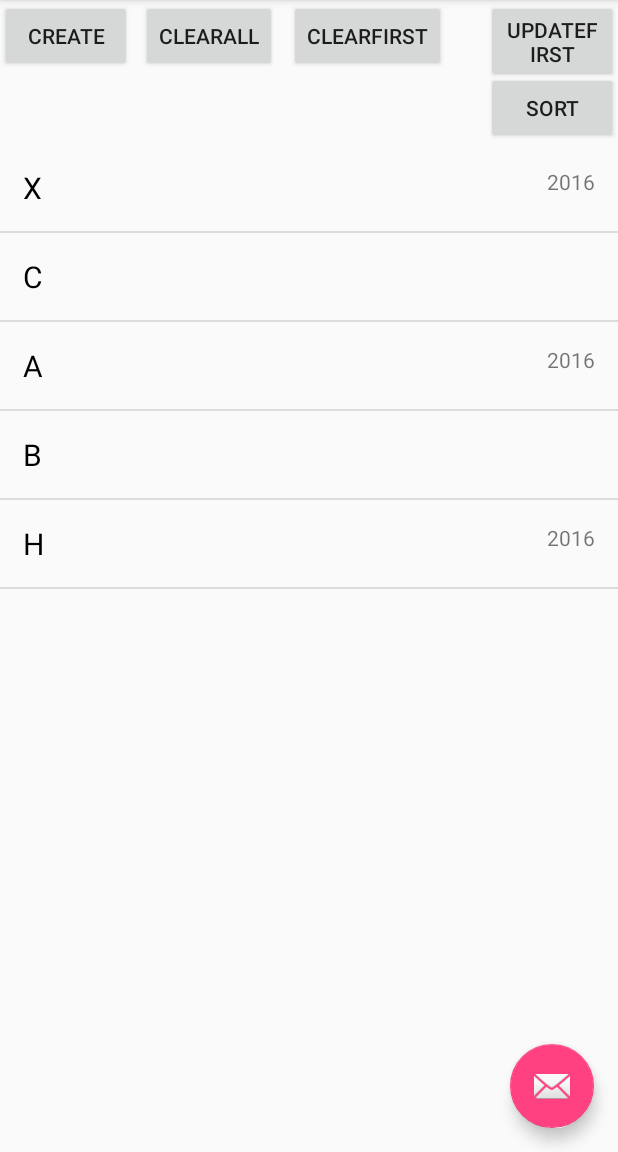
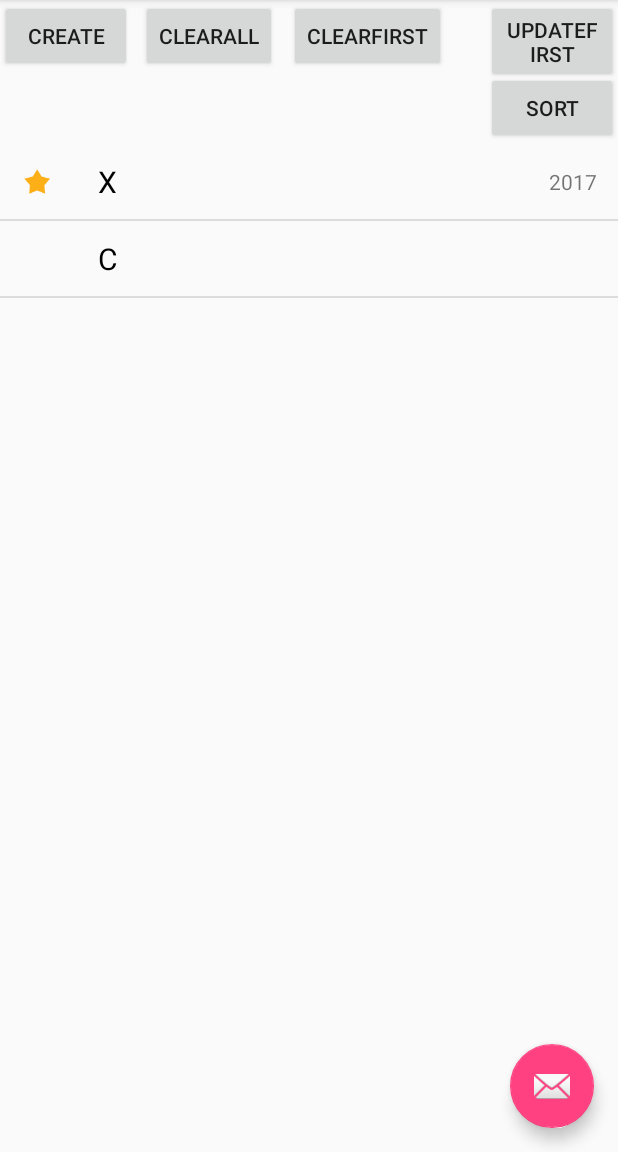
Before and after one commit to HakanAkkurt/To-Do-List, an Android app: the screen it shows after launch (MainActivity), after a tap on "CREATE", on a phone screen of 412 x 824 dp, the part 84-1236 px from its top. Run offline under Robolectric (Android 15) with nearby library versions, the phone set to English and light mode, and no system bars.

Commit message:
Detail Activity erweitert

```diff
--- a/app/src/main/java/hakan_akkurt_matthias_will/de/to_do_list/MainActivity.java
+++ b/app/src/main/java/hakan_akkurt_matthias_will/de/to_do_list/MainActivity.java
@@ -80,29 +80,15 @@ public class MainActivity extends AppCompatActivity
                     TodoDatabase database = TodoDatabase.getInstance(MainActivity.this);
 
                     ToDo todo1 = new ToDo("X");
-                    Calendar c1 = Calendar.getInstance();
-                    c1.set(2016, 8, 30);
-                    todo1.setDueDate(c1);
+                    todo1.setFavorite(true);
+                    todo1.setDueDate(Calendar.getInstance());
 
                     ToDo todo2 = new ToDo("C");
-                    ToDo todo3 = new ToDo("A");
-
-                    Calendar c2 = Calendar.getInstance();
-                    c2.set(2016, 8, 14);
-                    todo3.setDueDate(c2);
-
-                    ToDo todo4 = new ToDo("B");
-
-                    ToDo todo5 = new ToDo("H");
-                    Calendar c3 = Calendar.getInstance();
-                    c3.set(2016, 8, 30);
-                    todo5.setDueDate(c3);
+                    todo2.setDescription("Beschreibung");
 
                     database.createToDO(todo1);
                     database.createToDO(todo2);
-                    database.createToDO(todo3);
-                    database.createToDO(todo4);
-                    database.createToDO(todo5);
+
 
 
                     refreshListView();
--- a/app/src/main/java/hakan_akkurt_matthias_will/de/to_do_list/adapter/listview/ToDoOverviewListAdapter.java
+++ b/app/src/main/java/hakan_akkurt_matthias_will/de/to_do_list/adapter/listview/ToDoOverviewListAdapter.java
@@ -8,6 +8,7 @@ import android.view.View;
 import android.view.ViewGroup;
 import android.widget.ArrayAdapter;
 import android.widget.CursorAdapter;
+import android.widget.ImageView;
 import android.widget.TextView;
 
 import java.util.Calendar;
@@ -70,6 +71,7 @@ public class ToDoOverviewListAdapter extends ArrayAdapter<ToDo>{
         ((TextView) view.findViewById(R.id.name)).setText(currentToDo.getName());
 
         TextView dueDate = (TextView) view.findViewById(R.id.dueDate);
+        ImageView favorite = (ImageView) view.findViewById(R.id.favorite_icon);
 
         if(currentToDo.getDueDate()== null){
             dueDate.setVisibility(View.GONE);
@@ -78,6 +80,13 @@ public class ToDoOverviewListAdapter extends ArrayAdapter<ToDo>{
             dueDate.setText(String.valueOf(currentToDo.getDueDate().get(Calendar.YEAR)));
         }
 
+        if(currentToDo.isFavorite()){
+            favorite.setVisibility(View.VISIBLE);
+            favorite.setImageResource(R.mipmap.ic_star);
+        }else{
+            favorite.setVisibility(View.INVISIBLE);
+        }
+
         return view;
     }
 
--- a/app/src/main/java/hakan_akkurt_matthias_will/de/to_do_list/database/TodoDatabase.java
+++ b/app/src/main/java/hakan_akkurt_matthias_will/de/to_do_list/database/TodoDatabase.java
@@ -20,12 +20,14 @@ public class TodoDatabase extends SQLiteOpenHelper {
     public static TodoDatabase INSTANCE = null;
 
     private static final String DB_NAME = "TODOS";
-    private static final int VERSION = 1;
+    private static final int VERSION = 5;
     private static final String TABLE_NAME = "todos";
 
     public static final String ID_COLUMN = "ID";
     public static final String NAME_COLUMN = "name";
     public static final String DUEDATE_COLUMN = "dueDate";
+    public static final String FAVORITE_COLUMN = "favorite";
+    public static final String DESCRIPTION_COLUMN ="description";
 
 
 
@@ -44,7 +46,8 @@ public class TodoDatabase extends SQLiteOpenHelper {
     @Override
     public void onCreate(final SQLiteDatabase sqLiteDatabase) {
         String createQuery = "CREATE TABLE " + TABLE_NAME + " (" + ID_COLUMN + " INTEGER PRIMARY KEY, "
-                + NAME_COLUMN + " TEXT NOT NULL, " + DUEDATE_COLUMN + " INTEGER DEFAULT NULL)";
+                + NAME_COLUMN + " TEXT NOT NULL, " + DUEDATE_COLUMN + " INTEGER DEFAULT NULL, "
+                + FAVORITE_COLUMN + " INTEGER DEFAULT 0, " + DESCRIPTION_COLUMN + " TEXT DEFAULT NULL)";
 
         sqLiteDatabase.execSQL(createQuery);
 
@@ -66,6 +69,8 @@ public class TodoDatabase extends SQLiteOpenHelper {
         ContentValues values =new ContentValues();
         values.put(NAME_COLUMN, todo.getName());
         values.put(DUEDATE_COLUMN, todo.getDueDate() == null ? null : todo.getDueDate().getTimeInMillis() / 1000);
+        values.put(FAVORITE_COLUMN, todo.isFavorite() ? 1 : 0);
+        values.put(DESCRIPTION_COLUMN, todo.getDescription());
 
         long newID = database.insert(TABLE_NAME, null, values);
 
@@ -79,7 +84,7 @@ public class TodoDatabase extends SQLiteOpenHelper {
 
         SQLiteDatabase database = this.getReadableDatabase();
         Cursor cursor = database.query
-        (TABLE_NAME, new String[]{ID_COLUMN, NAME_COLUMN, DUEDATE_COLUMN}, ID_COLUMN + " = ?",
+        (TABLE_NAME, new String[]{ID_COLUMN, NAME_COLUMN, DUEDATE_COLUMN, FAVORITE_COLUMN, DESCRIPTION_COLUMN}, ID_COLUMN + " = ?",
                 new String[]{String.valueOf(id)}, null, null, null);
 
         ToDo todo = null;
@@ -94,6 +99,8 @@ public class TodoDatabase extends SQLiteOpenHelper {
                 calendar = calendar.getInstance();
                 calendar.setTimeInMillis(cursor.getLong(cursor.getColumnIndex(DUEDATE_COLUMN)) * 1000);
             }
+
+            todo.setFavorite(cursor.getInt(cursor.getColumnIndex(FAVORITE_COLUMN)) == 1);
 
             todo.setDueDate(calendar);
         }
@@ -128,6 +135,7 @@ public class TodoDatabase extends SQLiteOpenHelper {
 
         values.put(NAME_COLUMN, todo.getName());
         values.put(DUEDATE_COLUMN, todo.getDueDate() == null ? null : todo.getDueDate().getTimeInMillis() / 1000);
+        values.put(FAVORITE_COLUMN, todo.isFavorite() ? 1 : 0);
 
         database.update(TABLE_NAME, values, ID_COLUMN + " = ?", new String[]{String.valueOf(todo.getId())});
 
--- a/app/src/main/java/hakan_akkurt_matthias_will/de/to_do_list/model/ToDo.java
+++ b/app/src/main/java/hakan_akkurt_matthias_will/de/to_do_list/model/ToDo.java
@@ -11,14 +11,18 @@ public class ToDo implements Serializable {
     private long id;
     private String name;
     private Calendar dueDate;
+    private boolean favorite;
+    private String description;
 
     public ToDo(final String name) {
-        this(name, null);
+        this(name, null, false, null);
     }
 
-    public ToDo(final String name, final Calendar dueDate) {
+    public ToDo(final String name, final Calendar dueDate, final boolean favorite, final String description) {
         this.name = name;
         this.dueDate = dueDate;
+        this.favorite = favorite;
+        this.description = description;
     }
 
     public String getName() {
@@ -44,4 +48,20 @@ public class ToDo implements Serializable {
     public void setId(long id) {
         this.id = id;
     }
+
+    public boolean isFavorite() {
+        return favorite;
+    }
+
+    public void setFavorite(boolean favorite) {
+        this.favorite = favorite;
+    }
+
+    public String getDescription() {
+        return description;
+    }
+
+    public void setDescription(String description) {
+        this.description = description;
+    }
 }
--- a/app/src/main/res/layout/todo_overwiew_listitem.xml
+++ b/app/src/main/res/layout/todo_overwiew_listitem.xml
@@ -1,25 +1,36 @@
 <?xml version="1.0" encoding="utf-8"?>
 <RelativeLayout xmlns:android="http://schemas.android.com/apk/res/android"
+    xmlns:app="http://schemas.android.com/apk/res-auto"
     android:layout_width="match_parent"
     android:layout_height="wrap_content">
+
+    <ImageView
+        android:layout_width="30dp"
+        android:layout_height="30dp"
+        android:layout_alignParentTop="true"
+        android:layout_alignParentStart="true"
+        android:id="@+id/favorite_icon"
+        android:layout_margin="10dp" />
 
     <TextView
         android:text="TextView"
         android:layout_width="wrap_content"
         android:layout_height="wrap_content"
+        android:id="@+id/name"
+        android:textSize="20sp"
+        android:textColor="@android:color/black"
+        android:layout_marginLeft="15dp"
+        android:layout_marginRight="15dp"
         android:layout_centerVertical="true"
-        android:layout_alignParentStart="true"
-        android:id="@+id/name"
-        android:layout_margin="15dp"
-        android:textSize="20sp"
-        android:textColor="@android:color/black" />
+        android:layout_toEndOf="@+id/favorite_icon" />
 
     <TextView
         android:text="TextView"
         android:layout_width="wrap_content"
         android:layout_height="wrap_content"
-        android:layout_alignTop="@+id/name"
-        android:layout_alignParentEnd="true"
         android:id="@+id/dueDate"
-        android:layout_marginRight="15dp" />
+        android:layout_marginRight="15dp"
+        android:layout_marginEnd="14dp"
+        android:layout_centerVertical="true"
+        android:layout_alignParentEnd="true" />
 </RelativeLayout>
```
Also changed, not shown: app/src/main/java/hakan_akkurt_matthias_will/de/to_do_list/ToDoDetailActivity.java (+28 -0 lines), app/src/main/res/layout/activity_to_do_detail.xml (+60 -0 lines), app/src/main/ic_star-web.png (added), app/src/main/res/mipmap-hdpi/ic_star.png (added), app/src/main/res/mipmap-mdpi/ic_star.png (added), app/src/main/res/mipmap-xhdpi/ic_star.png (added), app/src/main/res/mipmap-xxhdpi/ic_star.png (added), app/src/main/res/mipmap-xxxhdpi/ic_star.png (added).
